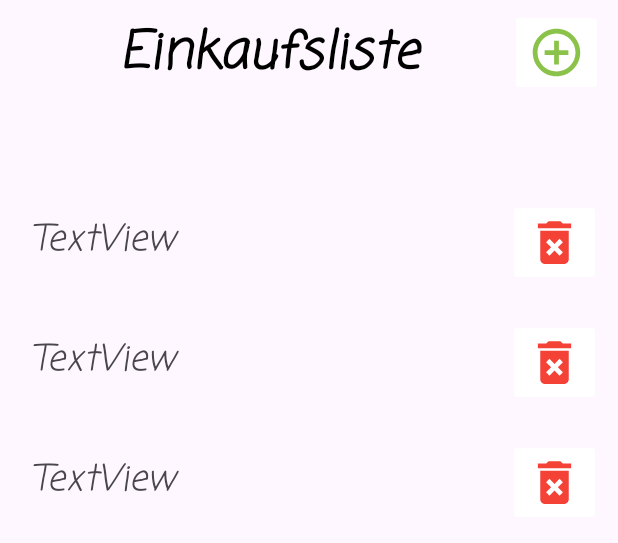
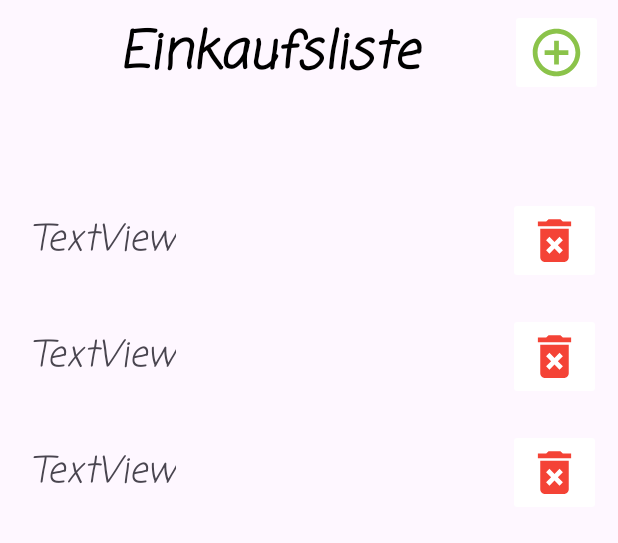
Before and after one commit to SandraWalgenbach/Freitagsaufgabe_woche2, an Android app: the layout fragment_home.xml on its own in the app's theme, with its tools: preview values and no code run, on a phone screen of 412 x 824 dp. Shown: the top 543 px of the screen. Run offline under Robolectric (Android 15) with nearby library versions, the phone set to English and light mode, and no system bars.

Commit message:
recyclerView fertig1

```diff
--- a/app/src/main/res/layout/list_item.xml
+++ b/app/src/main/res/layout/list_item.xml
@@ -7,8 +7,8 @@
 
     <TextView
         android:id="@+id/TVelement"
-        android:layout_width="112dp"
-        android:layout_height="40dp"
+        android:layout_width="wrap_content"
+        android:layout_height="wrap_content"
         android:layout_marginStart="20dp"
         android:layout_marginTop="20dp"
         android:layout_marginBottom="20dp"
```
